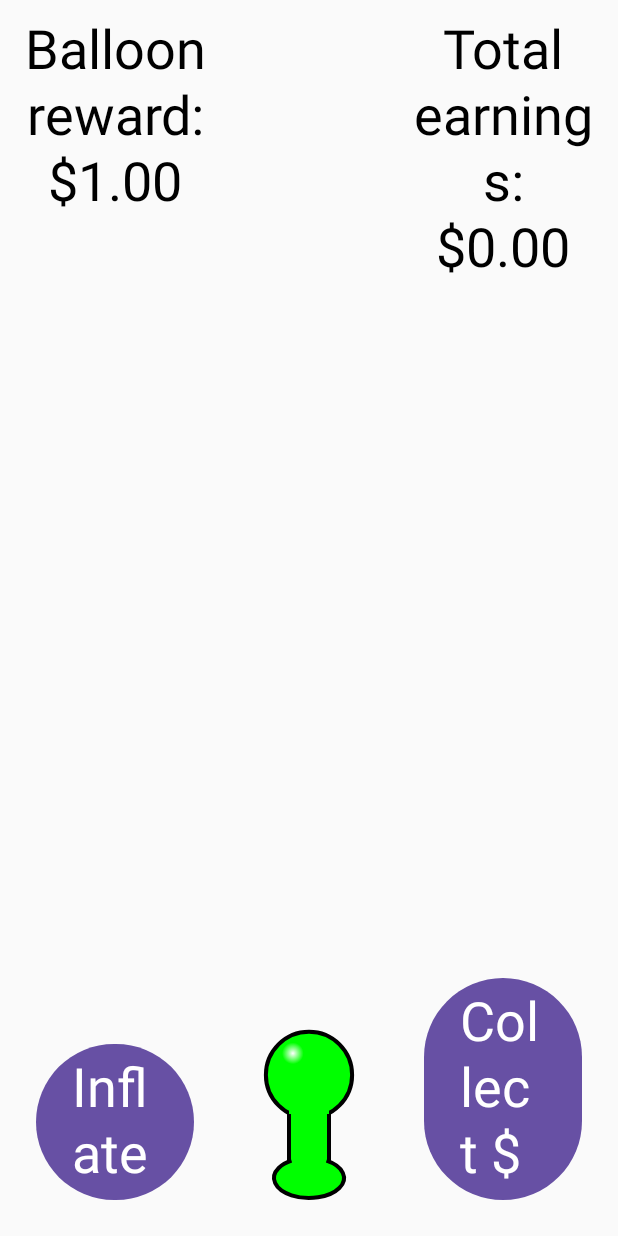
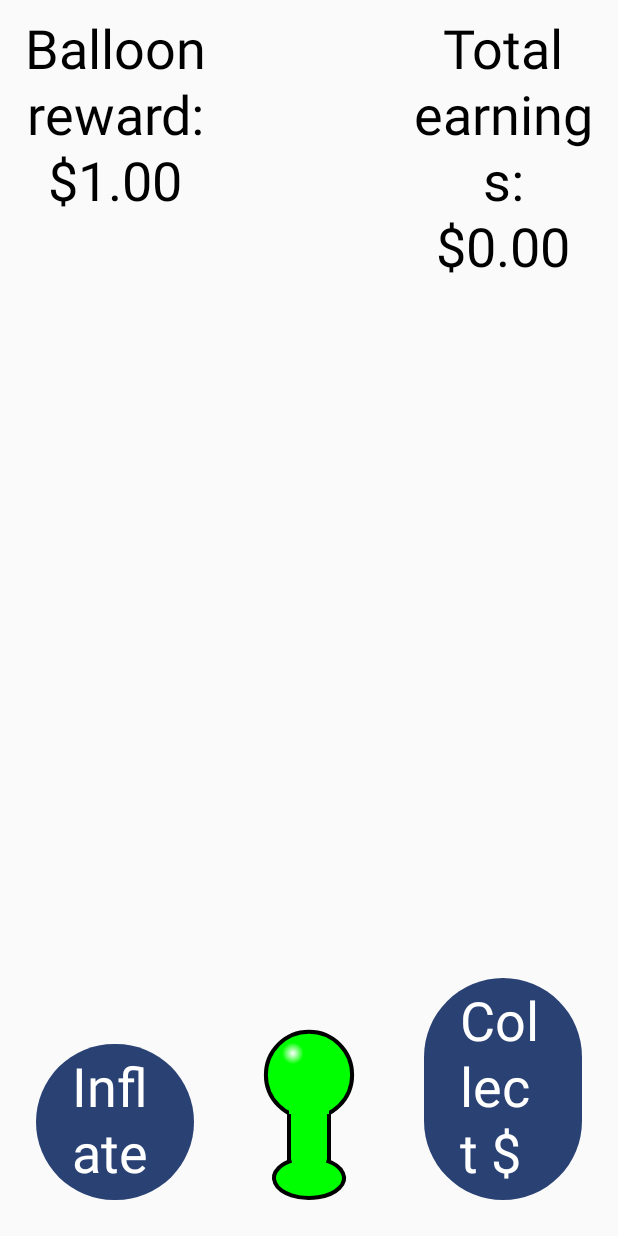
Before and after one commit to TaxiKab119/cognidan, an Android app built with Jetpack Compose: the BartFragment screen opened through its navigation route, on a phone screen of 412 x 824 dp. Run offline under Robolectric (Android 15) with nearby library versions, the phone set to English and light mode, and no system bars; our stand-ins replace Timber, constraintlayout-compose.

Commit message:
Add theme for BART screen

```diff
--- a/app/src/main/java/com/example/dancognitionapp/assessment/bart/BartFragment.kt
+++ b/app/src/main/java/com/example/dancognitionapp/assessment/bart/BartFragment.kt
@@ -5,12 +5,12 @@ import android.view.LayoutInflater
 import android.view.View
 import android.view.ViewGroup
 import androidx.compose.foundation.layout.fillMaxSize
-import androidx.compose.material3.Text
 import androidx.compose.ui.Modifier
 import androidx.compose.ui.platform.ComposeView
 import com.example.dancognitionapp.R
 import com.example.dancognitionapp.assessment.AssessmentFragment
 import com.example.dancognitionapp.bart.BartTestScreen
+import com.example.dancognitionapp.ui.theme.DanCognitionAppTheme
 
 class BartFragment: AssessmentFragment() {
 
@@ -21,7 +21,9 @@ class BartFragment: AssessmentFragment() {
     ): View? {
         val view = inflater.inflate(R.layout.fragment_compose_host, container, false)
         view.findViewById<ComposeView>(R.id.compose_root).setContent {
-            BartTestScreen(Modifier.fillMaxSize())
+            DanCognitionAppTheme() {
+                BartTestScreen(Modifier.fillMaxSize())
+            }
         }
         return view
     }
```
